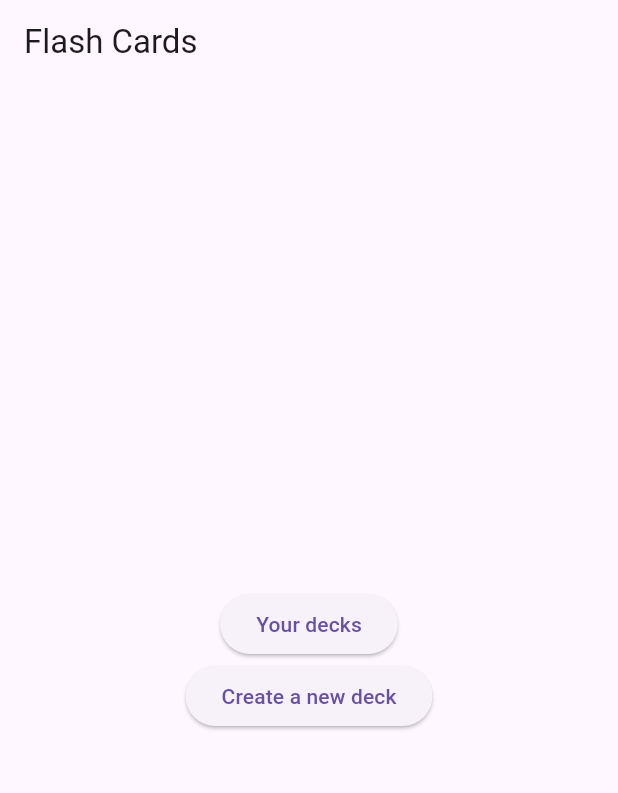
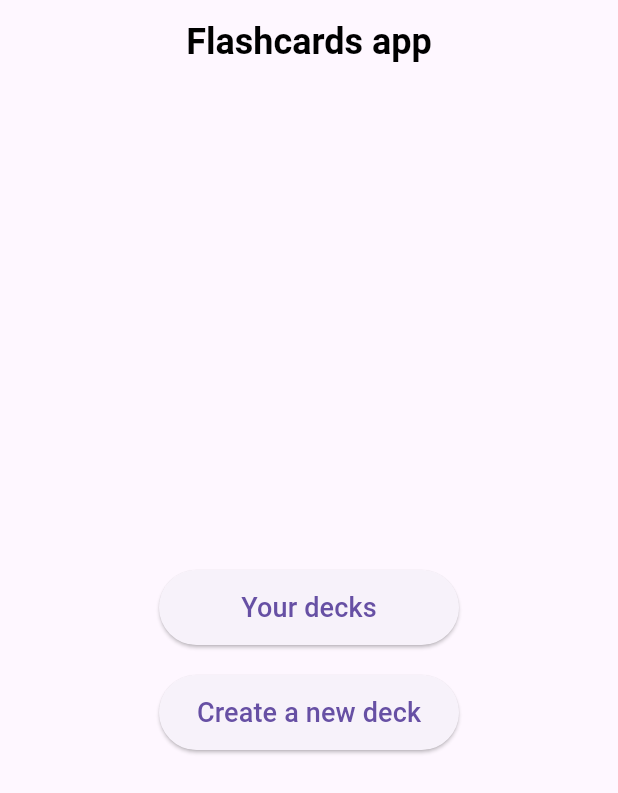
Before and after one commit to katarinatuhtan/flashCardsApp, a Flutter app: the screen it shows after launch, on a phone screen of 412 x 824 dp. Shown: the top 793 px of the screen. Run offline on Flutter 3.47's test engine with Material 3 defaults, Android fonts, the phone set to English and light mode, and no system bars.

Commit message:
delete update

```diff
--- a/lib/deck_detail_screen.dart
+++ b/lib/deck_detail_screen.dart
@@ -32,7 +32,8 @@ class DeckDetailScreen extends StatelessWidget {
                 ScaffoldMessenger.of(context).showSnackBar(
                   const SnackBar(content: Text('Deck deleted successfully')),
                 );
-                Navigator.pop(context);
+                Navigator.pop(
+                    context, true); // Vraća true da označi uspešno brisanje
               },
               child: const Text('Delete'),
             ),
--- a/lib/main.dart
+++ b/lib/main.dart
@@ -51,24 +51,50 @@ class HomeScreen extends StatelessWidget {
       onWillPop: () async => false, // Sprečava vraćanje unazad
       child: Scaffold(
         appBar: AppBar(
-          title: const Text('Flash Cards'),
+          title: const Text(
+            'Flashcards app',
+            style: TextStyle(
+              color: Colors.black, // Crna boja za naslov
+              fontSize: 24,
+              fontWeight: FontWeight.bold,
+            ),
+          ),
           automaticallyImplyLeading: false, // Uklanja back dugme
+          centerTitle: true, // Centrirani naslov
+          elevation: 0, // Uklanjanje senke ispod AppBar-a
         ),
         body: Center(
           child: Column(
             mainAxisAlignment: MainAxisAlignment.center,
             children: [
-              ElevatedButton(
+              SizedBox(
+                width: 200, // Širina dugmadi
+                height: 50, // Visina dugmadi
+                child: ElevatedButton(
                   onPressed: () {
                     Navigator.pushNamed(context, '/decks');
                   },
-                child: const Text('Your decks'),
+                  child: const Text(
+                    'Your decks',
+                    style:
+                        TextStyle(fontSize: 18), // Veći font za tekst dugmeta
                   ),
-              ElevatedButton(
+                ),
+              ),
+              const SizedBox(height: 20), // Razmak između dugmadi
+              SizedBox(
+                width: 200, // Širina dugmadi
+                height: 50, // Visina dugmadi
+                child: ElevatedButton(
                   onPressed: () {
                     Navigator.pushNamed(context, '/createDeck');
                   },
-                child: const Text('Create a new deck'),
+                  child: const Text(
+                    'Create a new deck',
+                    style:
+                        TextStyle(fontSize: 18), // Veći font za tekst dugmeta
+                  ),
+                ),
               ),
             ],
           ),
```
Also changed, not shown: lib/decks_screen.dart (+18 -5 lines). Lines whose indentation alone changed are shown as unchanged.
